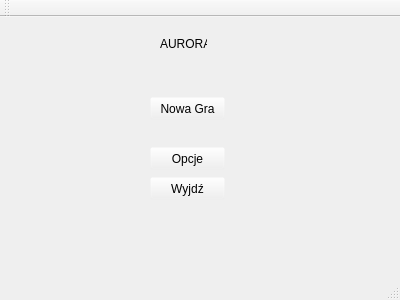
StylishTriangles/Aurora, file mainwindow.ui: the form before one commit.
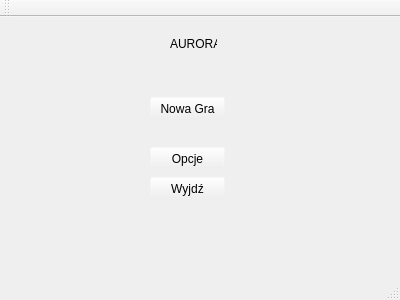
The form after the commit.

```diff
--- a/mainwindow.ui
+++ b/mainwindow.ui
@@ -471,7 +471,7 @@
    <widget class="QLabel" name="label">
     <property name="geometry">
      <rect>
-      <x>160</x>
+      <x>170</x>
       <y>20</y>
       <width>47</width>
       <height>13</height>
```
